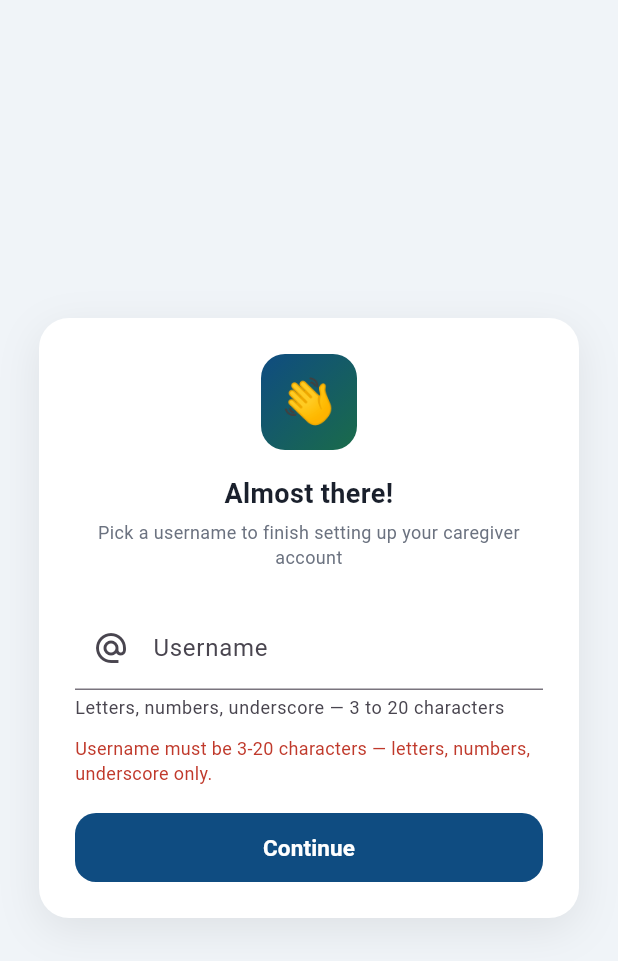
After one commit to mahebialom/medcare-iot-dispenser, a Flutter app: the screen it shows once a user with an empty profile is signed in, after a tap on "Continue", on a phone screen of 412 x 824 dp. The commit adds this screen. Shown: the top 961 px of the screen. Run offline on Flutter 3.47's test engine with Material 3 defaults, Android fonts, the phone set to English and light mode, and no system bars; our stand-ins replace connectivity_plus, firebase_auth, firebase_core, firebase_database, firebase_messaging, flutter_local_notifications and 2 more; accounts and stored records are empty; generated files the repository leaves out were written again.

Commit message:
Fixed gradient widgets bleed  under the status bar

```diff
--- a/medcare_app/lib/main.dart
+++ b/medcare_app/lib/main.dart
@@ -9,12 +9,15 @@ import 'state/app_state.dart';
 import 'auth_gate.dart';
 import 'package:firebase_messaging/firebase_messaging.dart';
 import 'services/push_notification_service.dart';
+import 'package:flutter/services.dart';
 
 // Must match DEVICE_ID in your ESP32 firmware exactly.
 const String kDeviceId = 'dispenser_01';
 
 Future<void> main() async {
   WidgetsFlutterBinding.ensureInitialized();
+  await SystemChrome.setEnabledSystemUIMode(SystemUiMode.edgeToEdge);
+
   await Firebase.initializeApp(options: DefaultFirebaseOptions.currentPlatform);
 
   FirebaseMessaging.onBackgroundMessage(firebaseMessagingBackgroundHandler);
--- a/medcare_app/lib/screens/login_screen.dart
+++ b/medcare_app/lib/screens/login_screen.dart
@@ -5,6 +5,7 @@ import '../config.dart';
 import '../services/auth_service.dart';
 import '../services/firebase_service.dart';
 import '../theme/app_colors.dart';
+import '../widgets/status_bar_style.dart';
 
 
 /// Fixed-light for the same reason as SplashScreen — see that file's
@@ -164,9 +165,11 @@ class _LoginScreenState extends State<LoginScreen> {
 
   @override
   Widget build(BuildContext context) {
-    return Scaffold(
-      backgroundColor: c.page,
-      body: SafeArea(
+    return StatusBarStyle(
+      brightness: Brightness.light,
+      child: Scaffold(
+        backgroundColor: c.page,
+        body: SafeArea(
         child: Center(
           child: SingleChildScrollView(
             padding: const EdgeInsets.all(24),
@@ -354,6 +357,7 @@ class _LoginScreenState extends State<LoginScreen> {
           ),
         ),
       ),
+      ),
     );
   }
 }
--- a/medcare_app/lib/screens/splash_screen.dart
+++ b/medcare_app/lib/screens/splash_screen.dart
@@ -1,5 +1,6 @@
 import 'package:flutter/material.dart';
 import '../theme/app_colors.dart';
+import '../widgets/status_bar_style.dart';
 
 /// Shown while AuthGate waits for FirebaseAuth's first authStateChanges()
 /// event. Deliberately fixed-light (not theme-aware) since it's a
@@ -37,10 +38,12 @@ class _SplashScreenState extends State<SplashScreen> with SingleTickerProviderSt
     super.dispose();
   }
 
-  @override
+@override
   Widget build(BuildContext context) {
-    return Scaffold(
-      body: Container(
+    return StatusBarStyle(
+      brightness: Brightness.dark,
+      child: Scaffold(
+        body: Container(
         width: double.infinity,
         height: double.infinity,
         decoration: BoxDecoration(gradient: AppColors.light.headerGrad),
@@ -72,6 +75,7 @@ class _SplashScreenState extends State<SplashScreen> with SingleTickerProviderSt
           ),
         ),
       ),
+      ),
     );
   }
 }
--- a/medcare_app/lib/screens/username_setup_screen.dart
+++ b/medcare_app/lib/screens/username_setup_screen.dart
@@ -4,6 +4,7 @@ import '../auth_gate.dart';
 import '../config.dart';
 import '../services/firebase_service.dart';
 import '../theme/app_colors.dart';
+import '../widgets/status_bar_style.dart';
 
 /// Shown ONCE, right after a first-time Google sign-in — Google gives
 /// us fullName and email automatically, but has no concept of the
@@ -86,14 +87,16 @@ class _UsernameSetupScreenState extends State<UsernameSetupScreen> {
     }
   }
 
-  @override
+@override
   Widget build(BuildContext context) {
     final user = FirebaseAuth.instance.currentUser;
     final displayName = user?.displayName?.trim();
     final email = user?.email ?? '';
 
-    return Scaffold(
-      backgroundColor: c.page,
+    return StatusBarStyle(
+      brightness: Brightness.light,
+      child: Scaffold(
+        backgroundColor: c.page,
       body: SafeArea(
         child: Center(
           child: SingleChildScrollView(
@@ -191,6 +194,7 @@ class _UsernameSetupScreenState extends State<UsernameSetupScreen> {
           ),
         ),
       ),
+      ),
     );
   }
 }
--- /dev/null
+++ b/medcare_app/lib/widgets/status_bar_style.dart
@@ -0,0 +1,27 @@
+import 'package:flutter/material.dart';
+import 'package:flutter/services.dart';
+
+/// Wraps [child] with a transparent, edge-to-edge status bar whose
+/// icon color matches the screen's own background — white icons for
+/// dark/gradient backgrounds, dark icons for light ones. Uses
+/// AnnotatedRegion, which is Flutter's own mechanism for this: it
+/// automatically restores the previous screen's status bar style when
+/// navigating back, so it's the correct tool here, not a workaround.
+class StatusBarStyle extends StatelessWidget {
+  const StatusBarStyle({super.key, required this.brightness, required this.child});
+
+  /// Brightness of the CONTENT behind the status bar — Brightness.dark
+  /// for a dark/gradient header (→ white icons), Brightness.light for
+  /// a light page background (→ dark icons).
+  final Brightness brightness;
+  final Widget child;
+
+  @override
+  Widget build(BuildContext context) {
+    final style = brightness == Brightness.dark
+        ? SystemUiOverlayStyle.light.copyWith(statusBarColor: Colors.transparent) // white icons
+        : SystemUiOverlayStyle.dark.copyWith(statusBarColor: Colors.transparent); // dark icons
+
+    return AnnotatedRegion<SystemUiOverlayStyle>(value: style, child: child);
+  }
+}
```
Also changed, not shown: medcare_app/lib/app_root.dart (+47 -20 lines), medcare_app/lib/widgets/side_menu.dart (+35 -21 lines).
